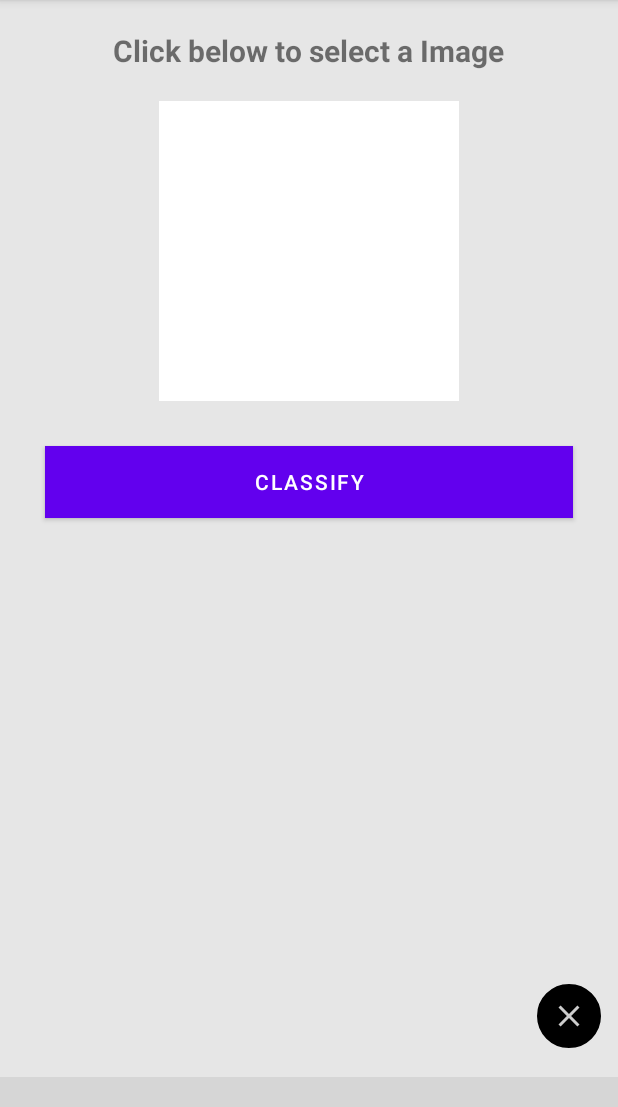
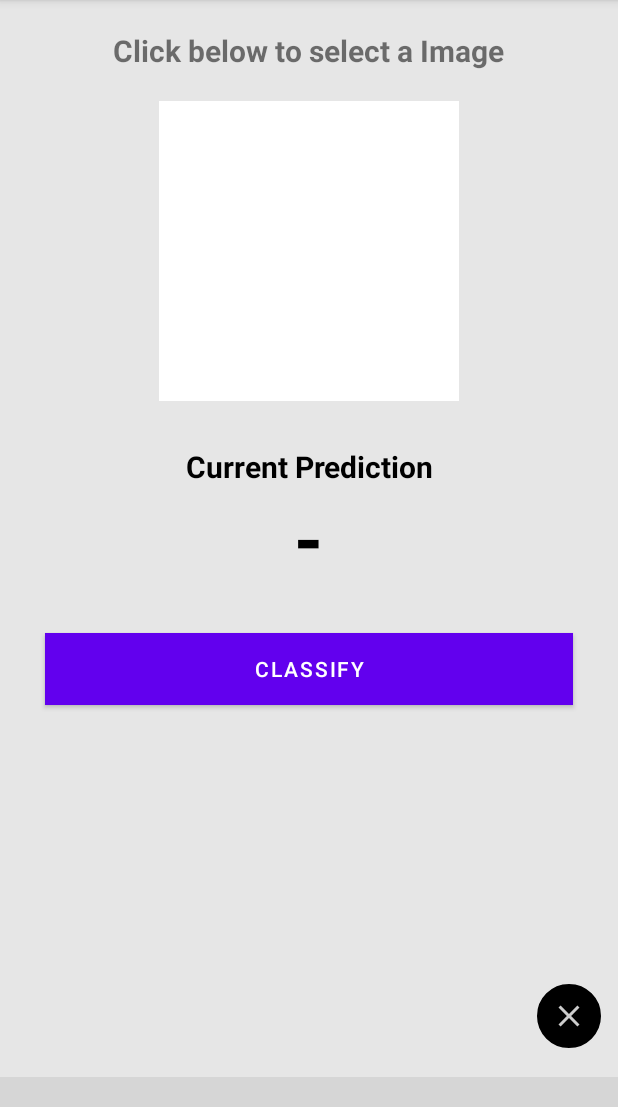
Before and after one commit to lannguyen0910/image_classification_on_Android, an Android app: the ImageActivity screen opened directly, with no data from a screen before it, on a phone screen of 412 x 824 dp, the part 84-1191 px from its top. Run offline under Robolectric (Android 15) with nearby library versions, the phone set to English and light mode, and no system bars; libraries missing offline, so code that uses them is left out: com.ittianyu.bottomnavigationviewex, org.tensorflow.lite; plain views replace BottomNavigationViewEx; network calls fail; 6 statements that could not run were skipped; grey boxes are pictures that could not be loaded.

Commit message:
add Open image

```diff
--- a/MachineLearning_Android/app/src/main/java/com/lannguyen/ma/ImageActivity.java
+++ b/MachineLearning_Android/app/src/main/java/com/lannguyen/ma/ImageActivity.java
@@ -1,27 +1,94 @@
 package com.lannguyen.ma;
 
 import android.content.Context;
+import android.content.Intent;
+import android.graphics.Bitmap;
+import android.net.Uri;
 import android.os.Bundle;
+import android.provider.MediaStore;
 import android.util.Log;
 import android.view.Menu;
 import android.view.MenuItem;
+import android.view.View;
+import android.widget.Button;
+import android.widget.ImageButton;
+import android.widget.ImageView;
+import android.widget.TextView;
+import android.widget.Toast;
 
 import androidx.annotation.Nullable;
 import androidx.appcompat.app.AppCompatActivity;
 
 import com.ittianyu.bottomnavigationviewex.BottomNavigationViewEx;
 
+import java.io.IOException;
+
 public class ImageActivity extends AppCompatActivity {
     private static final String TAG = "ImageActivity";
     private static final int ACTIVITY_NUM = 1;
     private Context context = ImageActivity.this;
+    private Classifier mnistClassifier;
+    private ImageView image;
+    private Button btnClassify;
+    private ImageButton btnClear;
+    private TextView numberPredict;
+    private Bitmap bitmap;
+    Uri imageuri;
+
 
     @Override
     protected void onCreate(@Nullable Bundle savedInstanceState) {
         super.onCreate(savedInstanceState);
         setContentView(R.layout.activity_image);
+        btnClassify = findViewById(R.id.classify);
+        btnClear = findViewById(R.id.clear_text);
+        numberPredict = findViewById(R.id.number_predict);
+        image = findViewById(R.id.image);
+
+        init();
 
         configBottomNavigationView();
+    }
+
+    private void init() {
+        initClassifier();
+        initView();
+    }
+
+    private void initClassifier() {
+        try {
+            mnistClassifier = Classifier.classifier(getAssets(), ModelConfig.MODEL_FILENAME);
+        } catch (IOException e) {
+            Toast.makeText(this, "MNIST model couldn't be loaded. Check logs for details.", Toast.LENGTH_SHORT).show();
+            e.printStackTrace();
+        }
+    }
+
+    private void initView(){
+        image.setOnClickListener(new View.OnClickListener() {
+            @Override
+            public void onClick(View v) {
+                Intent intent=new Intent();
+                intent.setType("image/*");
+                intent.setAction(Intent.ACTION_GET_CONTENT);
+                startActivityForResult(Intent.createChooser(intent,"Select Picture"),12);
+            }
+        });
+    }
+
+    @Override
+    protected void onActivityResult(int requestCode, int resultCode, @Nullable Intent data) {
+        super.onActivityResult(requestCode, resultCode, data);
+
+        if(requestCode==12 && resultCode==RESULT_OK && data!=null) {
+            imageuri = data.getData();
+            try {
+                bitmap = MediaStore.Images.Media.getBitmap(getContentResolver(), imageuri);
+                image.setImageBitmap(bitmap);
+            } catch (IOException e) {
+                e.printStackTrace();
+            }
+        }
     }
 
     private void configBottomNavigationView(){
--- a/MachineLearning_Android/app/src/main/res/layout/activity_image.xml
+++ b/MachineLearning_Android/app/src/main/res/layout/activity_image.xml
@@ -36,19 +36,41 @@
         android:id="@+id/image">
     </ImageView>
 
-    <Button
+    <RelativeLayout
         android:layout_width="match_parent"
+        android:layout_height="match_parent"
+        android:layout_below="@+id/image">
+
+        <LinearLayout
+            android:layout_width="wrap_content"
             android:layout_height="wrap_content"
-        android:id="@+id/classify"
+            android:layout_marginTop="30dp"
+            android:id="@+id/predict"
+            android:layout_centerHorizontal="true">
+
+            <TextView
+                style="@style/ResultText"
+                android:text="@string/predict"
+                android:textStyle="bold"
+                android:textSize="20sp"
+                android:textColor="@color/black"/>
+
+        </LinearLayout>
+
+        <TextView
+            style="@style/ResultText"
+            android:layout_width="wrap_content"
+            android:layout_height="wrap_content"
+            android:layout_below="@+id/predict"
+            android:id="@+id/number_predict"
+            android:text="@string/empty"
+            android:textStyle="bold"
             android:layout_centerHorizontal="true"
-        android:layout_below="@+id/image"
-        android:layout_margin="30dp"
-        android:text="Classify"
-        android:background="#fff"
-        android:textColor="#fff">
-    </Button>
+            android:textSize="50sp"
+            android:textColor="@color/black"/>
 
         <ImageButton
+            android:id="@+id/clear_text"
             android:layout_width="wrap_content"
             android:layout_height="wrap_content"
             android:layout_alignParentEnd="true"
@@ -62,5 +84,18 @@
 
         </ImageButton>
 
+        <Button
+            android:layout_width="match_parent"
+            android:layout_height="wrap_content"
+            android:id="@+id/classify"
+            android:layout_centerHorizontal="true"
+            android:layout_below="@+id/number_predict"
+            android:layout_margin="30dp"
+            android:text="Classify"
+            android:background="#fff"
+            android:textColor="#fff">
+        </Button>
+    </RelativeLayout>
+
     <include layout="@layout/layout_bottom_navigation_view"/>
 </RelativeLayout>
```
Lines whose indentation alone changed are shown as unchanged.
